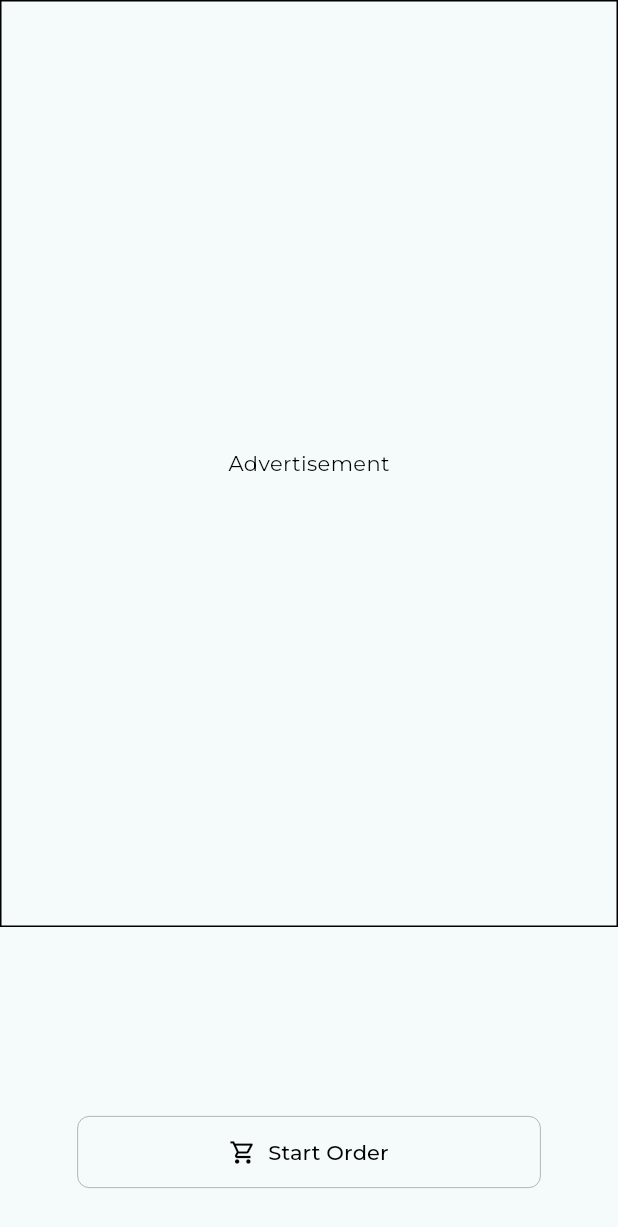
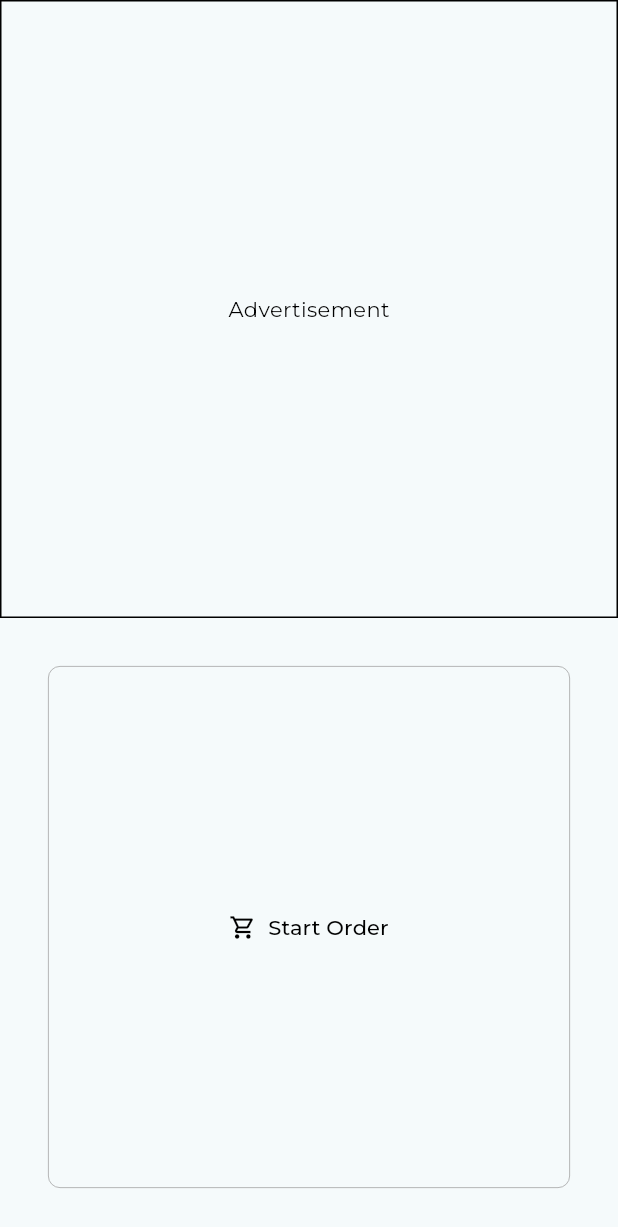
Before and after one commit to sumietgore/vendx, a Flutter app: the screen it shows after launch, after a tap on "Start Order", after a tap on the "close" icon, on a phone screen of 412 x 824 dp. Shown: the top 1227 px of the screen. Run offline on Flutter 3.47's test engine with Material 3 defaults, Android fonts, the phone set to English and light mode, and no system bars; our stand-ins replace google_fonts; network calls fail.

Commit message:
modified:   .devcontainer/devcontainer.json 	modified:   .vscode/launch.json 	modified:   lib/main.dart 	modified:   lib/pages/splash.dart 	new file:   lib/pages/store copy.dart 	modified:   lib/pages/store.dart 	modified:   pubspec.lock 	modified:   pubspec.yaml

```diff
--- a/lib/main.dart
+++ b/lib/main.dart
@@ -34,7 +34,7 @@ class MyApp extends StatelessWidget {
         initialRoute: "/",
         routes: {
           '/': (context) => const StartPage(),
-          '/home': (context) => const StorePage(),
+          '/home': (context) => StorePage(),
         });
   }
 }
--- a/lib/pages/splash.dart
+++ b/lib/pages/splash.dart
@@ -6,10 +6,6 @@ class StartPage extends StatelessWidget {
   @override
   Widget build(BuildContext context) {
     double width = MediaQuery.of(context).size.width;
-    double height = MediaQuery.of(context).size.height;
-
-    print(width);
-    print(height);
 
     return Scaffold(
       body: SafeArea(
@@ -18,7 +14,7 @@ class StartPage extends StatelessWidget {
             children: [
               Container(
                 width: width,
-                height: height * 3 / 4,
+                height: width,
                 decoration: BoxDecoration(
                   border: Border.all(
                     color: Colors.black,
@@ -31,12 +27,10 @@ class StartPage extends StatelessWidget {
                   style: TextStyle(color: Colors.black),
                 )),
               ),
-              const Expanded(child: SizedBox()),
-              Padding(
-                padding: const EdgeInsets.all(32),
-                child: SizedBox(
-                  width: width * 3 / 4,
-                  height: 48,
+
+              Expanded(
+                child: Padding(
+                  padding: const EdgeInsets.all(32),
                   child: OutlinedButton(
                     style: OutlinedButton.styleFrom(
                       foregroundColor: Colors.black,
--- a/lib/pages/store.dart
+++ b/lib/pages/store.dart
@@ -1,10 +1,83 @@
+import 'dart:async';
+import 'dart:convert';
+
 import 'package:flutter/material.dart';
 import 'package:google_fonts/google_fonts.dart';
+import 'package:http/http.dart' as http;
 
 import './../components/product_card.dart';
 
-class StorePage extends StatelessWidget {
+Future<List<Product>> fetchProducts() async {
+  final response = await http.get(Uri.parse('http://localhost:8080'));
+
+  if (response.statusCode == 200) {
+    // If the server did return a 200 OK response,
+    // then parse the JSON.
+    final jsonData = jsonDecode(response.body);
+    final List<Product> products = [];
+
+    for (Map<String, dynamic> item in jsonData) {
+      Product product = Product.fromJson(item);
+      products.add(product);
+    }
+
+    return products;
+  } else {
+    // If the server did not return a 200 OK response,
+    // then throw an exception.
+    throw Exception('Failed to load album');
+  }
+}
+
+class Product {
+  final String name;
+  final int price;
+  final String image;
+  final String description;
+
+  const Product(
+      {required this.name,
+      required this.price,
+      required this.image,
+      required this.description});
+
+  factory Product.fromJson(Map<String, dynamic> json) {
+    return switch (json) {
+      {
+        'name': String name,
+        'price': int price,
+        'image': String image,
+        'description': String description
+      } =>
+        Product(
+            name: name, price: price, image: image, description: description),
+      _ => throw const FormatException('Failed to load products.'),
+    };
+  }
+}
+
+class StorePage extends StatefulWidget {
   const StorePage({super.key});
+
+  @override
+  State<StorePage> createState() => _StorePageState();
+}
+
+class _StorePageState extends State<StorePage> {
+  late Future<List<Product>> products;
+  int productsLength = 0;
+
+  @override
+  void initState() {
+    super.initState();
+    products = fetchProducts();
+    setState(() {
+      // Call the setter indirectly
+      products.then((products) {
+        productsLength = products.length;
+      });
+    });
+  }
 
   @override
   Widget build(BuildContext context) {
@@ -69,9 +142,7 @@ class StorePage extends StatelessWidget {
                 ),
               ),
             ),
-
             const SizedBox(height: 4),
-
             Padding(
               padding: const EdgeInsets.symmetric(horizontal: 24.0),
               child: Text(
@@ -82,17 +153,12 @@ class StorePage extends StatelessWidget {
                 ),
               ),
             ),
-
             const SizedBox(height: 24),
-
             const Padding(
               padding: EdgeInsets.symmetric(horizontal: 24.0),
               child: Divider(),
             ),
-
             const SizedBox(height: 24),
-
-            // categories -> horizontal listview
             Padding(
               padding: const EdgeInsets.symmetric(horizontal: 24.0),
               child: Text(
@@ -103,117 +169,53 @@ class StorePage extends StatelessWidget {
                 ),
               ),
             ),
-
             Expanded(
                 child: Padding(
               padding:
-                  const EdgeInsets.symmetric(horizontal: 24.0, vertical: 24),
-              child: GridView.count(
-                scrollDirection: Axis.vertical,
-                crossAxisCount: 2,
-                crossAxisSpacing: 10,
-                mainAxisSpacing: 10,
-                children: const [
-                  ProductCard(
-                    productName: 'Coke',
-                    productPrice: 20,
-                    productImage: 'assets/products/Coke.png',
-                    productDescription: 'Coke',
-                  ),
-                  ProductCard(
-                    productName: 'Coke (Bottle)',
-                    productPrice: 20,
-                    productImage: 'assets/products/CokeBottle.png',
-                    productDescription: 'Coke Bottle',
-                  ),
-                  ProductCard(
-                    productName: 'Coke (Can)',
-                    productPrice: 40,
-                    productImage: 'assets/products/CokeCan.png',
-                    productDescription: 'Coke Can',
-                  ),
-                  ProductCard(
-                    productName: 'Coke Zero',
-                    productPrice: 20,
-                    productImage: 'assets/products/CokeZero.png',
-                    productDescription: 'Coke Zero',
-                  ),
-                  ProductCard(
-                    productName: 'Coke Zero (Bottle)',
-                    productPrice: 20,
-                    productImage: 'assets/products/CokeZeroBottle.png',
-                    productDescription: 'Coke Zero Bottle',
-                  ),
-                  ProductCard(
-                    productName: 'Coke Zero (Can)',
-                    productPrice: 40,
-                    productImage: 'assets/products/CokeZeroCan.png',
-                    productDescription: 'Coke Zero Can',
-                  ),
-                  ProductCard(
-                    productName: 'Fanta',
-                    productPrice: 20,
-                    productImage: 'assets/products/Fanta.png',
-                    productDescription: 'Fanta',
-                  ),
-                  ProductCard(
-                    productName: 'Fanta (Bottle)',
-                    productPrice: 20,
-                    productImage: 'assets/products/FantaBottle.png',
-                    productDescription: 'Fanta Bottle',
-                  ),
-                  ProductCard(
-                    productName: 'Fanta (Can)',
-                    productPrice: 40,
-                    productImage: 'assets/products/FantaCan.png',
-                    productDescription: 'Fanta Can',
-                  ),
-                  ProductCard(
-                    productName: 'Pepsi',
-                    productPrice: 20,
-                    productImage: 'assets/products/Pepsi.png',
-                    productDescription: 'Pepsi',
-                  ),
-                  ProductCard(
-                    productName: 'Pepsi (Bottle)',
-                    productPrice: 20,
-                    productImage: 'assets/products/PepsiBottle.png',
-                    productDescription: 'Pepsi Bottle',
-                  ),
-                  ProductCard(
-                    productName: 'Pepsi (Can)',
-                    productPrice: 40,
-                    productImage: 'assets/products/PepsiCan.png',
-                    productDescription: 'Pepsi Can',
-                  ),
-                  ProductCard(
-                    productName: 'Sprite',
-                    productPrice: 20,
-                    productImage: 'assets/products/Sprite.png',
-                    productDescription: 'Sprite',
-                  ),
-                  ProductCard(
-                    productName: 'Sprite (Bottle)',
-                    productPrice: 20,
-                    productImage: 'assets/products/SpriteBottle.png',
-                    productDescription: 'Sprite Bottle',
-                  ),
-                  ProductCard(
-                    productName: 'Sprite (Can)',
-                    productPrice: 40,
-                    productImage: 'assets/products/SpriteCan.png',
-                    productDescription: 'Sprite Can',
-                  ),
-                  ProductCard(
-                    productName: 'Sprite (Can)',
-                    productPrice: 40,
-                    productImage: 'assets/products/SpriteCan.png',
-                    productDescription: 'Sprite Can',
-                  ),
-                ],
+                  const EdgeInsets.symmetric(horizontal: 0.0, vertical: 4.0),
+              child: FutureBuilder(
+                future: products,
+                builder: (context, snapshot) {
+                  if(snapshot.connectionState == ConnectionState.waiting){
+                      return const Center(child: SizedBox(width: 32, height:32, child:CircularProgressIndicator()));
+                  }
+                  else if (snapshot.hasData) {
+                    final products = snapshot.data!;
+
+                    return GridView.builder(
+                      gridDelegate: const SliverGridDelegateWithFixedCrossAxisCount(crossAxisCount: 2,crossAxisSpacing: 10, mainAxisSpacing:10 ),
+                      scrollDirection: Axis.vertical,
+                      itemCount: productsLength,
+                      padding: const EdgeInsets.all(24),
+                      itemBuilder: (context, index) {
+                        final product = products[index];
+                        return ProductCard(productName: product.name, productPrice: product.price.toDouble(), productImage: product.image, productDescription: product.description);
+                      },
+                    );
+                  } else {
+                    return Text('No data');
+                  }
+                },
               ),
             ))
           ],
-        ));
+        )
+
+        // body: Center(
+        //   child: FutureBuilder<Album>(
+        //     future: futureAlbum,
+        //     builder: (context, snapshot) {
+        //       if (snapshot.hasData) {
+        //         return Text(snapshot.data!.title);
+        //       } else if (snapshot.hasError) {
+        //         return Text('${snapshot.error}');
+        //       }
+
+        //       // By default, show a loading spinner.
+        //       return const CircularProgressIndicator();
+        //     },
+        //   ),
+        // ),
+        );
   }
 }
--- a/pubspec.yaml
+++ b/pubspec.yaml
@@ -33,6 +33,7 @@ dependencies:
 
   cupertino_icons: ^1.0.2
   google_fonts: ^6.1.0
+  http: ^1.1.2
 
 dev_dependencies:
   flutter_test:
```
Also changed, not shown: lib/pages/store copy.dart (added, +307 -0 lines), .devcontainer/devcontainer.json, pubspec.lock.
